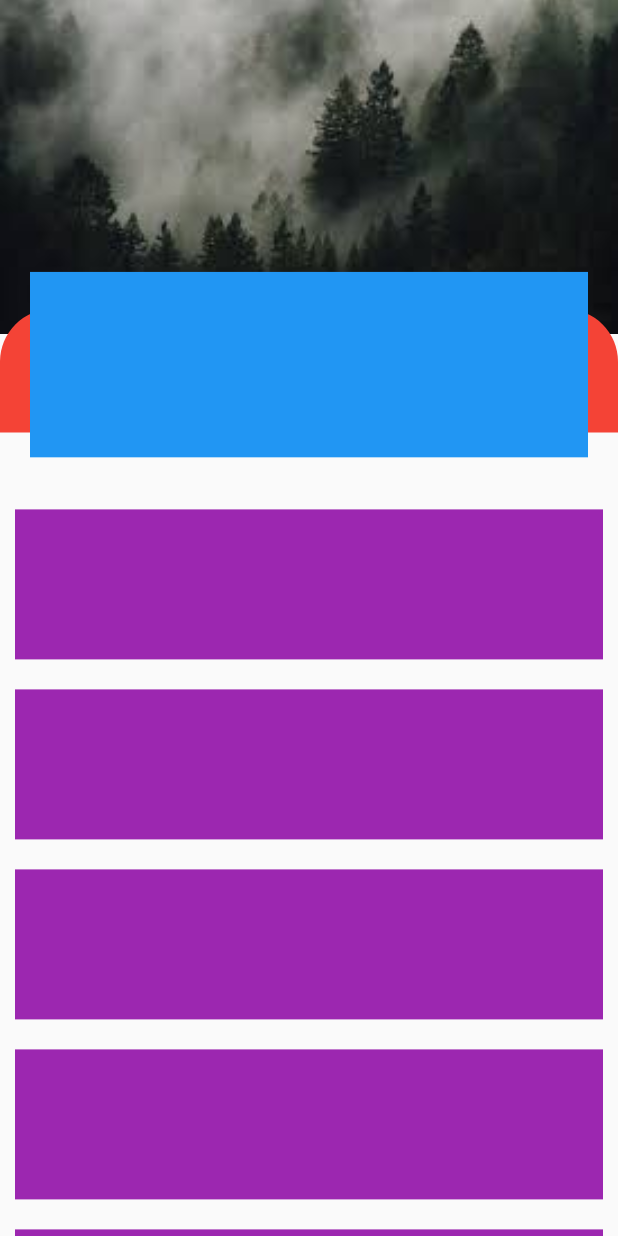
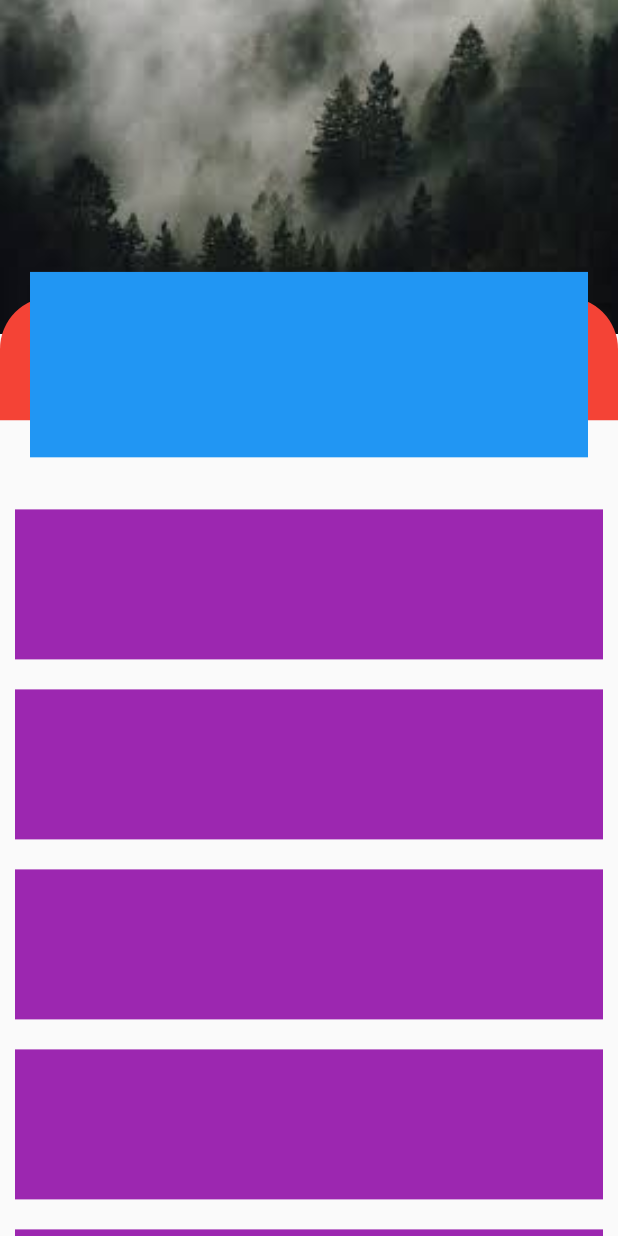
Before and after one commit to AliRaza0423/ReTask1, a Flutter app: the screen it shows after launch, on a phone screen of 412 x 824 dp. Run offline on Flutter 3.47's test engine with Material 2 defaults, Android fonts, the light colour scheme and no system bars; our stand-ins replace flutter_signin_button, percent_indicator.

Commit message:
Update Pg19_HomePage.dart

```diff
--- a/lib/Pg19_HomePage.dart
+++ b/lib/Pg19_HomePage.dart
@@ -25,7 +25,7 @@ class Pg19_HomePage extends StatelessWidget {
                   ),
                 ),
                 Positioned(
-                  top: MediaQuery.of(context).size.height * 0.25,
+                  top: MediaQuery.of(context).size.height * 0.24,
                   left: 0,
                   right: 0,
                   child: Container(
```
